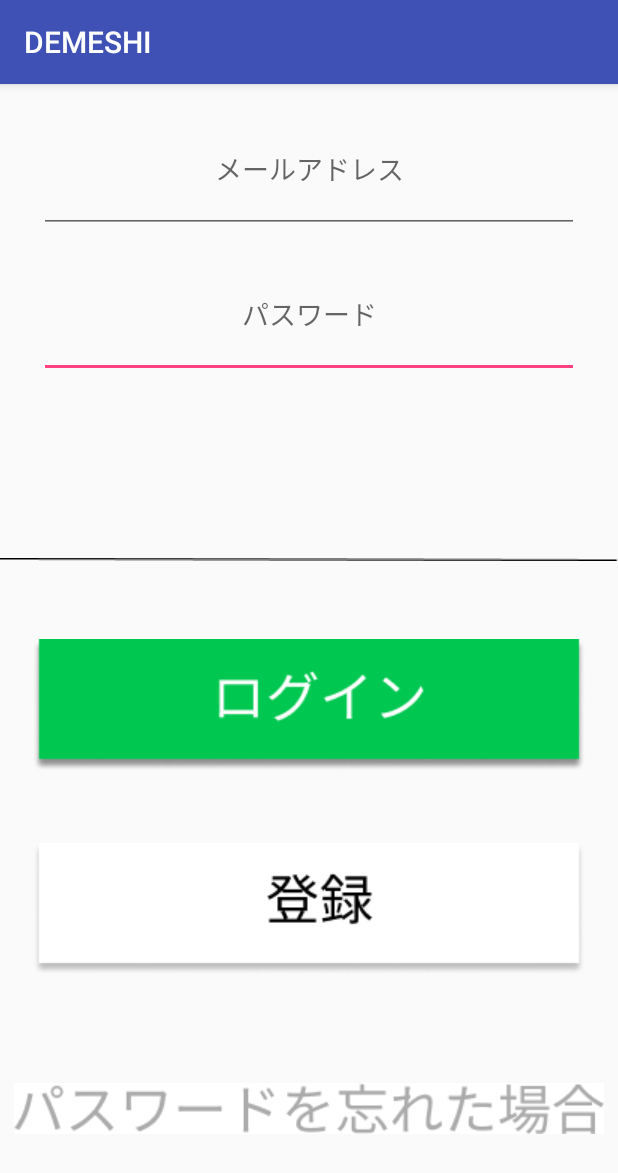
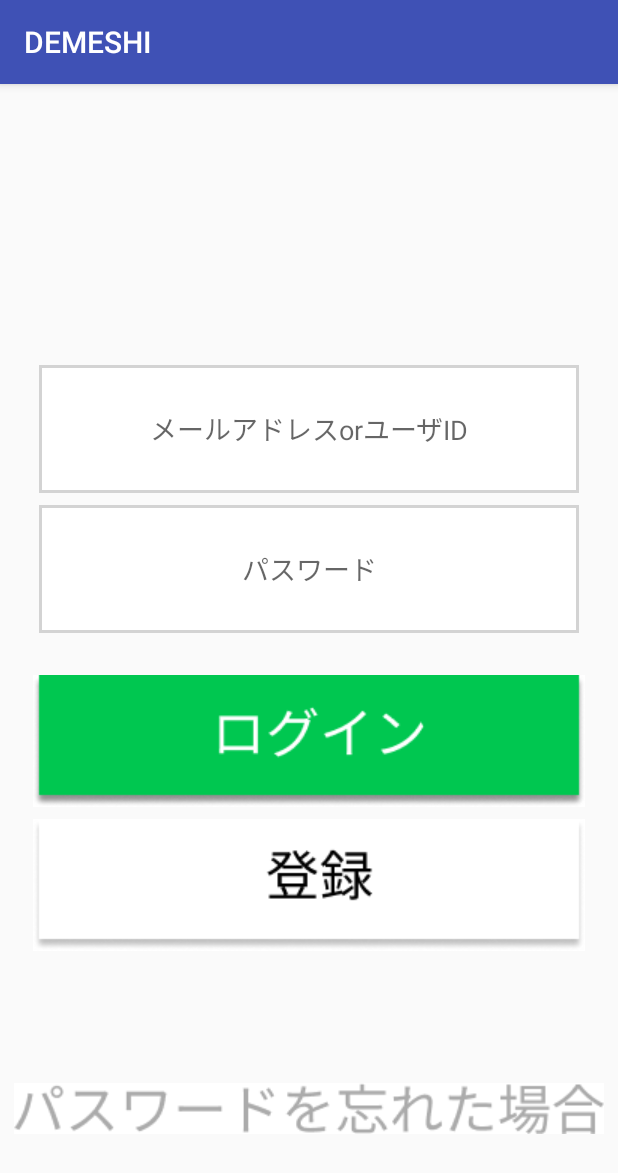
Before and after one commit to ASO1801179/DEMESHI, an Android app: the Register screen opened directly, with no data from a screen before it, on a phone screen of 412 x 824 dp. Shown: the top 1173 px of the screen. Run offline under Robolectric (Android 15) with nearby library versions, the phone set to English and light mode, and no system bars; libraries missing offline, so code that uses them is left out: jp.ac.asojuku.

Commit message:
アクティビティ変更前

```diff
--- a/app/src/main/java/jp/ac/asojuku/st/demeshi/Register.kt
+++ b/app/src/main/java/jp/ac/asojuku/st/demeshi/Register.kt
@@ -1,12 +1,15 @@
 package jp.ac.asojuku.st.demeshi
 
+import android.content.Intent
 import android.support.v7.app.AppCompatActivity
 import android.os.Bundle
+import kotlinx.android.synthetic.main.activity_register.*
 
 class Register : AppCompatActivity() {
 
     override fun onCreate(savedInstanceState: Bundle?) {
         super.onCreate(savedInstanceState)
         setContentView(R.layout.activity_register)
+        LoginBtn.setOnClickListener{startActivity(Intent(it.context,MyCardList::class.java))}
     }
 }
--- /dev/null
+++ b/app/src/main/res/drawable/simple_frame.xml
@@ -0,0 +1,6 @@
+<?xml version="1.0" encoding="utf-8"?>
+<shape xmlns:android="http://schemas.android.com/apk/res/android"
+    android:shape="rectangle">
+    <solid android:color="#FFFFFF"/>
+    <stroke android:width="2dp" android:color="#D3D3D3" />
+</shape>
--- a/app/src/main/res/layout/activity_register.xml
+++ b/app/src/main/res/layout/activity_register.xml
@@ -11,17 +11,18 @@
         android:id="@+id/pwdText"
         android:layout_width="360dp"
         android:layout_height="85dp"
-        android:layout_marginBottom="120dp"
+        android:layout_marginBottom="28dp"
         android:layout_marginEnd="8dp"
         android:layout_marginLeft="8dp"
         android:layout_marginRight="8dp"
         android:layout_marginStart="8dp"
+        android:background="@drawable/simple_frame"
         android:ems="10"
+
         android:gravity="center"
-
         android:hint="@string/pwdhint"
         android:inputType="textPassword"
-        app:layout_constraintBottom_toTopOf="@+id/lineView"
+        app:layout_constraintBottom_toTopOf="@+id/LoginBtn"
         app:layout_constraintEnd_toEndOf="parent"
         app:layout_constraintStart_toStartOf="parent" />
 
@@ -34,33 +35,17 @@
         android:layout_marginLeft="8dp"
         android:layout_marginRight="8dp"
         android:layout_marginStart="8dp"
-        android:layout_marginTop="8dp"
+        android:background="@drawable/simple_frame"
         android:ems="10"
         android:gravity="center"
         android:hint="@string/mailhint"
         android:inputType="textEmailAddress"
         app:layout_constraintBottom_toTopOf="@+id/pwdText"
         app:layout_constraintEnd_toEndOf="parent"
-        app:layout_constraintStart_toStartOf="parent"
-        app:layout_constraintTop_toTopOf="parent"
-        app:layout_constraintVertical_bias="0.639" />
-
-    <ImageView
-        android:id="@+id/lineView"
-        android:layout_width="wrap_content"
-        android:layout_height="wrap_content"
-        android:layout_marginBottom="52dp"
-        android:layout_marginEnd="8dp"
-        android:layout_marginLeft="8dp"
-        android:layout_marginRight="8dp"
-        android:layout_marginStart="8dp"
-        app:layout_constraintBottom_toTopOf="@+id/imageView"
-        app:layout_constraintEnd_toEndOf="parent"
-        app:layout_constraintStart_toStartOf="parent"
-        app:srcCompat="@drawable/line" />
+        app:layout_constraintStart_toStartOf="parent" />
 
     <ImageButton
-        android:id="@+id/wButton"
+        android:id="@+id/ForgetBtn"
         android:layout_width="wrap_content"
         android:layout_height="wrap_content"
         android:layout_marginBottom="68dp"
@@ -73,34 +58,28 @@
         app:layout_constraintEnd_toEndOf="parent"
         app:layout_constraintHorizontal_bias="0.502"
         app:layout_constraintStart_toStartOf="parent"
-        app:srcCompat="@drawable/wasureta" />
+        app:srcCompat="@drawable/forget" />
 
-    <ImageView
-        android:id="@+id/imageView"
+    <ImageButton
+        android:id="@+id/LoginBtn"
         android:layout_width="wrap_content"
         android:layout_height="wrap_content"
-        android:layout_marginBottom="48dp"
-        android:layout_marginEnd="8dp"
-        android:layout_marginLeft="8dp"
-        android:layout_marginRight="8dp"
-        android:layout_marginStart="8dp"
-        app:layout_constraintBottom_toTopOf="@+id/imageView2"
+        android:layout_marginBottom="8dp"
+        android:background="#ffffff"
+        app:layout_constraintBottom_toTopOf="@+id/RegisterBtn"
         app:layout_constraintEnd_toEndOf="parent"
         app:layout_constraintStart_toStartOf="parent"
-        app:srcCompat="@drawable/group" />
+        app:srcCompat="@drawable/login" />
 
-    <ImageView
-        android:id="@+id/imageView2"
+    <ImageButton
+        android:id="@+id/RegisterBtn"
         android:layout_width="wrap_content"
         android:layout_height="wrap_content"
-        android:layout_marginBottom="72dp"
-        android:layout_marginEnd="8dp"
-        android:layout_marginLeft="8dp"
-        android:layout_marginRight="8dp"
-        android:layout_marginStart="8dp"
-        app:layout_constraintBottom_toTopOf="@+id/wButton"
+        android:layout_marginBottom="88dp"
+        android:background="@android:color/background_light"
+        app:layout_constraintBottom_toTopOf="@+id/ForgetBtn"
         app:layout_constraintEnd_toEndOf="parent"
         app:layout_constraintStart_toStartOf="parent"
-        app:srcCompat="@drawable/groupt" />
+        app:srcCompat="@drawable/register" />
 
 </android.support.constraint.ConstraintLayout>
--- a/app/src/main/res/values/strings.xml
+++ b/app/src/main/res/values/strings.xml
@@ -1,6 +1,6 @@
 <resources>
     <string name="app_name">DEMESHI</string>
-    <string name="mailhint">メールアドレス</string>
+    <string name="mailhint">メールアドレスorユーザID</string>
     <string name="pwdhint">パスワード</string>
     <string name="Call">電話</string>
     <string name="Email">メール</string>
```
Also changed, not shown: app/src/main/res/drawable/forget.png (renamed from app/src/main/res/drawable/wasureta.png), app/src/main/res/drawable/login.png (renamed from app/src/main/res/drawable/group.png), app/src/main/res/drawable/register.png (renamed from app/src/main/res/drawable/groupt.png).
